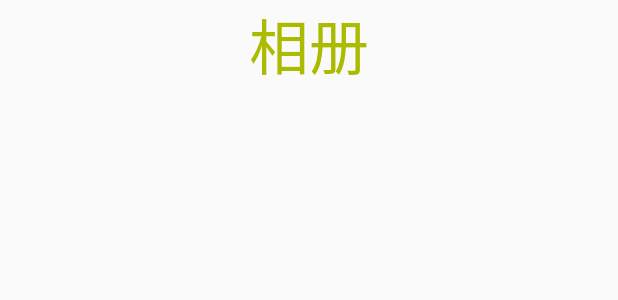
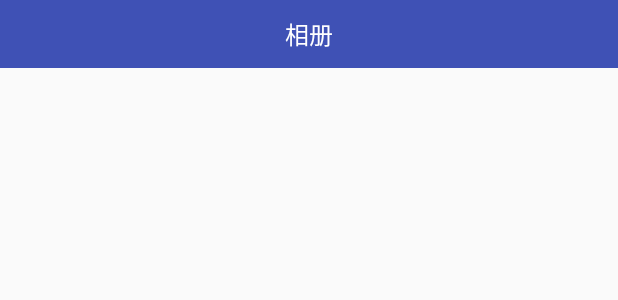
Before and after one commit to EchoZhu/affection, an Android app: the layout fragment_gallery.xml on its own in the app's theme, with its tools: preview values and no code run, on a phone screen of 412 x 824 dp. Shown: the top 300 px of the screen. Run offline under Robolectric (Android 15) with nearby library versions, the phone set to English and light mode, and no system bars.

Commit message:
this is a commit

```diff
--- a/app/src/main/res/layout/fragment_gallery.xml
+++ b/app/src/main/res/layout/fragment_gallery.xml
@@ -12,14 +12,13 @@
         android:layout_weight="1"
         >
 
-        <TextView
-            android:layout_width="fill_parent"
-            android:layout_height="fill_parent"
-            android:text="相册"
-            android:textSize="40sp"
-            android:gravity="center|top"
-            android:layout_weight="10"
-            android:textColor="#aabb00" />
+        <RelativeLayout style="@style/rl_common_titleBar">
+
+            <TextView
+                style="@style/tv_common_titleBar_title"
+                android:text="@string/album" />
+
+        </RelativeLayout>
 
         <LinearLayout
             android:layout_width="match_parent"
--- a/app/src/main/res/values/strings.xml
+++ b/app/src/main/res/values/strings.xml
@@ -35,4 +35,7 @@
     <string name="changedate">更改日期</string>
     <string name="tip_logout">确定退出当前账号吗？</string>
     <string name="action_touchtologin">点击头像登录</string>
+
+    <string name="album">相册</string>
+    <string name="photo">照片</string>
 </resources>
```
Also changed, not shown: app/src/main/res/layout/activity_photo_detail.xml (+38 -0 lines), app/src/main/res/layout/card_view.xml (deleted, +0 -34 lines), app/src/main/res/layout/gallery_into.xml (added, +19 -0 lines).
